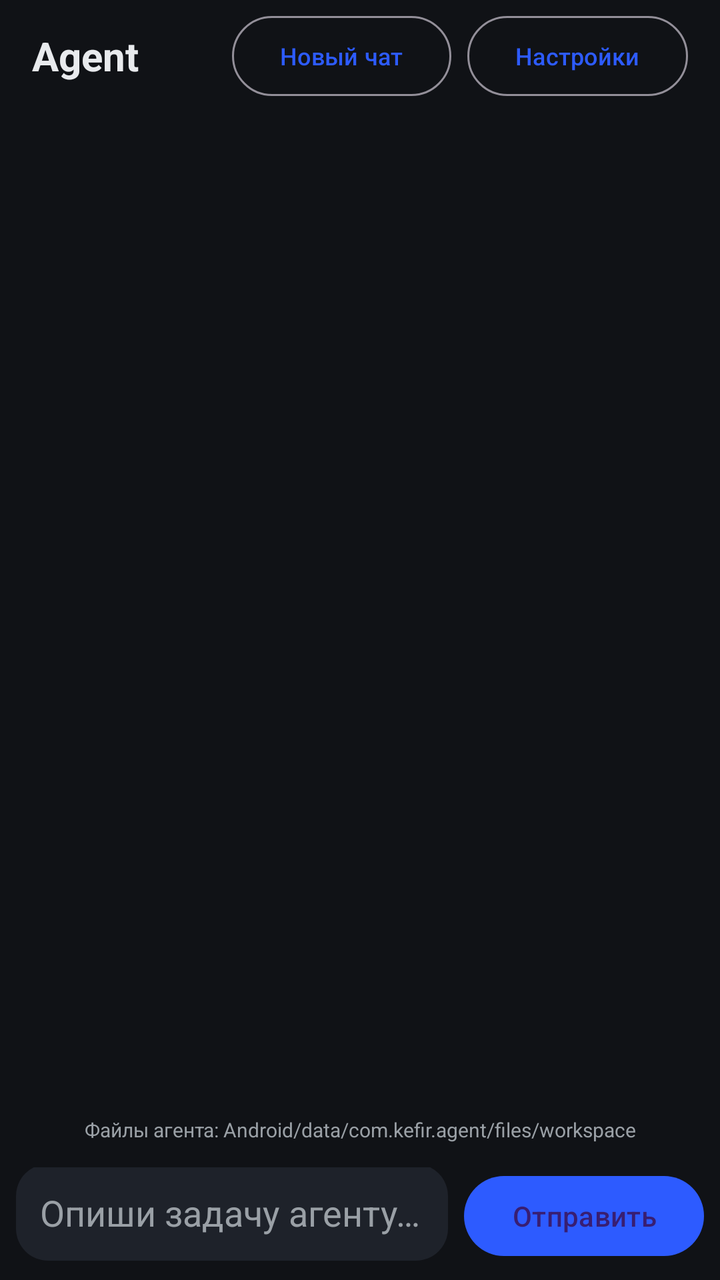
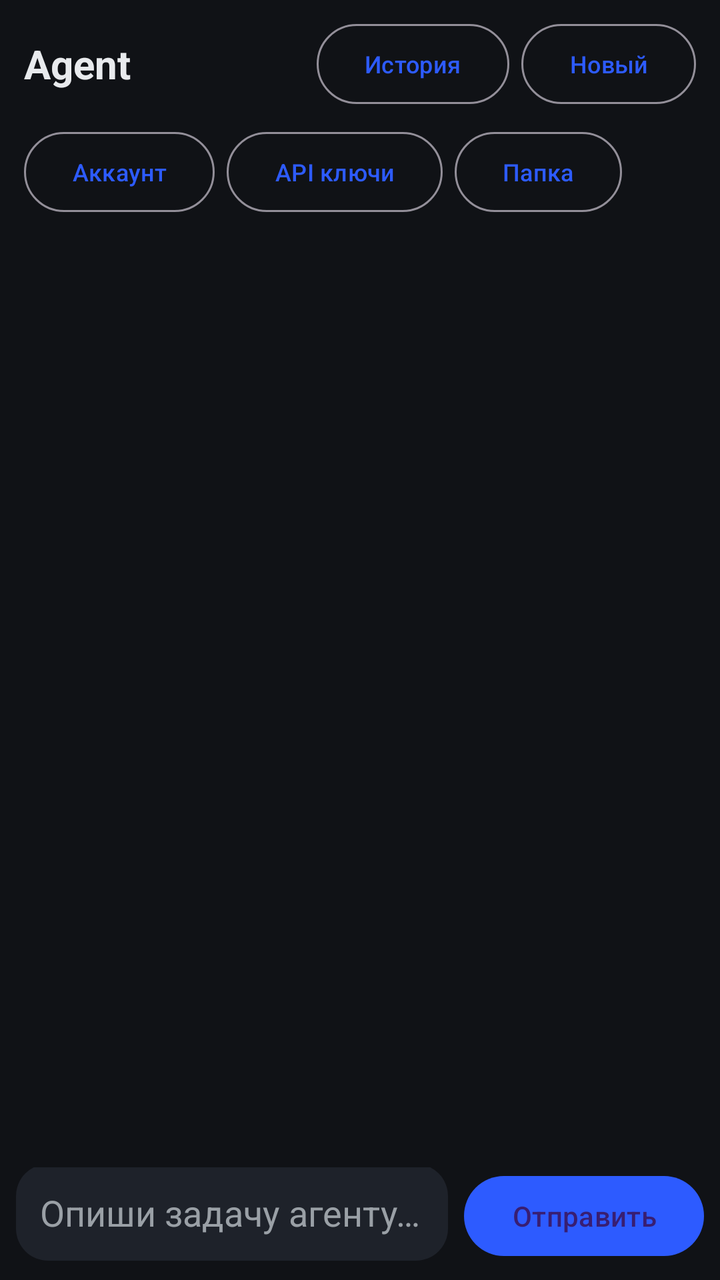

Two renders of the same Android screen: before a commit and after it. Below are the layout's source before the change and the commit's diff.
<!-- AndroidManifest.xml: application theme Theme.Agent -->
<!-- res/layout/activity_main.xml -->
<?xml version="1.0" encoding="utf-8"?>
<LinearLayout xmlns:android="http://schemas.android.com/apk/res/android"
    xmlns:app="http://schemas.android.com/apk/res-auto"
    android:layout_width="match_parent"
    android:layout_height="match_parent"
    android:orientation="vertical"
    android:background="@color/chat_background">

    <LinearLayout
        android:layout_width="match_parent"
        android:layout_height="56dp"
        android:orientation="horizontal"
        android:gravity="center_vertical"
        android:paddingHorizontal="16dp">

        <TextView
            android:layout_width="0dp"
            android:layout_height="wrap_content"
            android:layout_weight="1"
            android:text="@string/app_name"
            android:textColor="@color/text_primary"
            android:textSize="20sp"
            android:textStyle="bold" />

        <Button
            android:id="@+id/btnNewChat"
            style="?attr/materialButtonOutlinedStyle"
            android:layout_width="wrap_content"
            android:layout_height="wrap_content"
            android:minWidth="0dp"
            android:text="@string/new_chat"
            android:textSize="12sp" />

        <Button
            android:id="@+id/btnSettings"
            style="?attr/materialButtonOutlinedStyle"
            android:layout_width="wrap_content"
            android:layout_height="wrap_content"
            android:layout_marginStart="8dp"
            android:minWidth="0dp"
            android:text="@string/settings"
            android:textSize="12sp" />
    </LinearLayout>

    <androidx.recyclerview.widget.RecyclerView
        android:id="@+id/chatList"
        android:layout_width="match_parent"
        android:layout_height="0dp"
        android:layout_weight="1"
        android:clipToPadding="false"
        android:padding="12dp" />

    <TextView
        android:layout_width="match_parent"
        android:layout_height="wrap_content"
        android:gravity="center"
        android:paddingBottom="4dp"
        android:text="@string/workspace_hint"
        android:textColor="@color/text_secondary"
        android:textSize="10sp" />

    <LinearLayout
        android:layout_width="match_parent"
        android:layout_height="wrap_content"
        android:orientation="horizontal"
        android:gravity="bottom"
        android:padding="8dp">

        <EditText
            android:id="@+id/inputField"
            android:layout_width="0dp"
            android:layout_height="wrap_content"
            android:layout_weight="1"
            android:background="@drawable/bg_input"
            android:hint="@string/input_hint"
            android:maxLines="6"
            android:inputType="textMultiLine|textCapSentences"
            android:padding="12dp"
            android:textColor="@color/text_primary"
            android:textColorHint="@color/text_secondary" />

        <Button
            android:id="@+id/btnSend"
            android:layout_width="wrap_content"
            android:layout_height="wrap_content"
            android:layout_marginStart="8dp"
            android:text="@string/send" />
    </LinearLayout>
</LinearLayout>
<!-- resources referenced by this layout -->
<resources>
  <color name="chat_background">#101216</color>
  <color name="text_primary">#E8EAED</color>
  <color name="text_secondary">#9AA0A6</color>
  <!-- drawable bg_input (drawable) -->
  <?xml version="1.0" encoding="utf-8"?>
  <shape xmlns:android="http://schemas.android.com/apk/res/android">
      <solid android:color="#1E222A" />
      <corners android:radius="16dp" />
  </shape>
  <string name="app_name">Agent</string>
  <string name="input_hint">Опиши задачу агенту…</string>
  <string name="new_chat">Новый чат</string>
  <string name="send">Отправить</string>
  <string name="settings">Настройки</string>
  <string name="workspace_hint">Файлы агента: Android/data/com.kefir.agent/files/workspace</string>
  <style name="Theme.Agent" parent="Theme.Material3.Dark.NoActionBar">
          <item name="android:windowBackground">@color/chat_background</item>
          <item name="colorPrimary">@color/bubble_user</item>
      </style>
  <color name="bubble_user">#2D5BFF</color>
</resources>

<!-- the commit's change to res/layout/activity_main.xml (unified diff, before → after) -->
@@ -1,6 +1,5 @@
 <?xml version="1.0" encoding="utf-8"?>
 <LinearLayout xmlns:android="http://schemas.android.com/apk/res/android"
-    xmlns:app="http://schemas.android.com/apk/res-auto"
     android:layout_width="match_parent"
     android:layout_height="match_parent"
     android:orientation="vertical"
@@ -8,10 +7,11 @@
 
     <LinearLayout
         android:layout_width="match_parent"
-        android:layout_height="56dp"
+        android:layout_height="wrap_content"
         android:orientation="horizontal"
         android:gravity="center_vertical"
-        android:paddingHorizontal="16dp">
+        android:paddingHorizontal="12dp"
+        android:paddingTop="8dp">
 
         <TextView
             android:layout_width="0dp"
@@ -23,24 +23,73 @@
             android:textStyle="bold" />
 
         <Button
+            android:id="@+id/btnHistory"
+            style="?attr/materialButtonOutlinedStyle"
+            android:layout_width="wrap_content"
+            android:layout_height="wrap_content"
+            android:minWidth="0dp"
+            android:text="@string/history"
+            android:textSize="12sp" />
+
+        <Button
             android:id="@+id/btnNewChat"
             style="?attr/materialButtonOutlinedStyle"
             android:layout_width="wrap_content"
             android:layout_height="wrap_content"
+            android:layout_marginStart="6dp"
             android:minWidth="0dp"
             android:text="@string/new_chat"
             android:textSize="12sp" />
+    </LinearLayout>
+
+    <LinearLayout
+        android:layout_width="match_parent"
+        android:layout_height="wrap_content"
+        android:orientation="horizontal"
+        android:gravity="center_vertical"
+        android:paddingHorizontal="12dp"
+        android:paddingTop="6dp">
 
         <Button
-            android:id="@+id/btnSettings"
+            android:id="@+id/btnAccount"
             style="?attr/materialButtonOutlinedStyle"
             android:layout_width="wrap_content"
             android:layout_height="wrap_content"
-            android:layout_marginStart="8dp"
             android:minWidth="0dp"
-            android:text="@string/settings"
+            android:text="@string/account"
+            android:textSize="12sp" />
+
+        <Button
+            android:id="@+id/btnKeys"
+            style="?attr/materialButtonOutlinedStyle"
+            android:layout_width="wrap_content"
+            android:layout_height="wrap_content"
+            android:layout_marginStart="6dp"
+            android:minWidth="0dp"
+            android:text="@string/api_keys"
+            android:textSize="12sp" />
+
+        <Button
+            android:id="@+id/btnFolder"
+            style="?attr/materialButtonOutlinedStyle"
+            android:layout_width="wrap_content"
+            android:layout_height="wrap_content"
+            android:layout_marginStart="6dp"
+            android:minWidth="0dp"
+            android:text="@string/folder"
             android:textSize="12sp" />
     </LinearLayout>
+
+    <TextView
+        android:id="@+id/workspaceLabel"
+        android:layout_width="match_parent"
+        android:layout_height="wrap_content"
+        android:paddingHorizontal="12dp"
+        android:paddingTop="2dp"
+        android:textColor="@color/text_secondary"
+        android:textSize="11sp"
+        android:maxLines="2"
+        android:ellipsize="middle" />
 
     <androidx.recyclerview.widget.RecyclerView
         android:id="@+id/chatList"
@@ -49,15 +98,6 @@
         android:layout_weight="1"
         android:clipToPadding="false"
         android:padding="12dp" />
-
-    <TextView
-        android:layout_width="match_parent"
-        android:layout_height="wrap_content"
-        android:gravity="center"
-        android:paddingBottom="4dp"
-        android:text="@string/workspace_hint"
-        android:textColor="@color/text_secondary"
-        android:textSize="10sp" />
 
     <LinearLayout
         android:layout_width="match_parent"
<!-- resource entries referenced after the edit -->
@@ -9,12 +9,14 @@
       <solid android:color="#1E222A" />
       <corners android:radius="16dp" />
   </shape>
+  <string name="account">Аккаунт</string>
+  <string name="api_keys">API ключи</string>
   <string name="app_name">Agent</string>
+  <string name="folder">Папка</string>
+  <string name="history">История</string>
   <string name="input_hint">Опиши задачу агенту…</string>
-  <string name="new_chat">Новый чат</string>
+  <string name="new_chat">Новый</string>
   <string name="send">Отправить</string>
-  <string name="settings">Настройки</string>
-  <string name="workspace_hint">Файлы агента: Android/data/com.kefir.agent/files/workspace</string>
   <style name="Theme.Agent" parent="Theme.Material3.Dark.NoActionBar">
           <item name="android:windowBackground">@color/chat_background</item>
           <item name="colorPrimary">@color/bubble_user</item>
